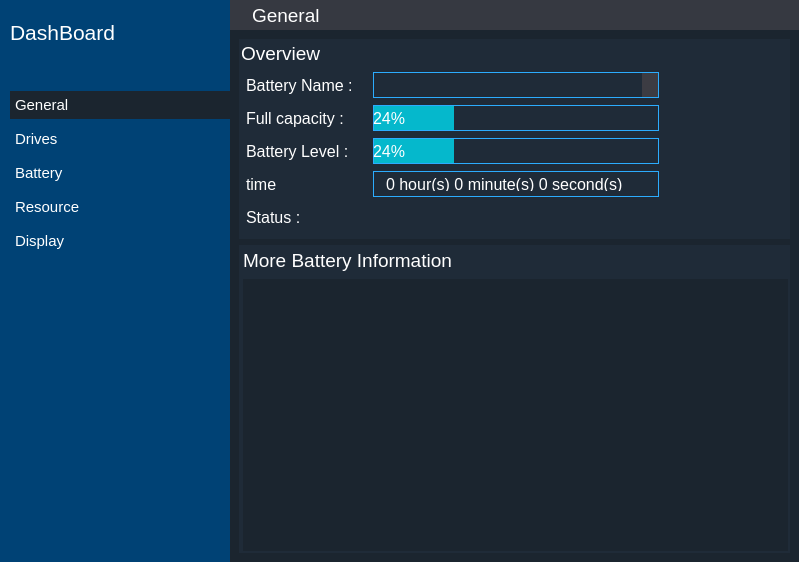
rahmanshaber/corebox, file app/dashboard/dashboard.ui: the form before one commit.
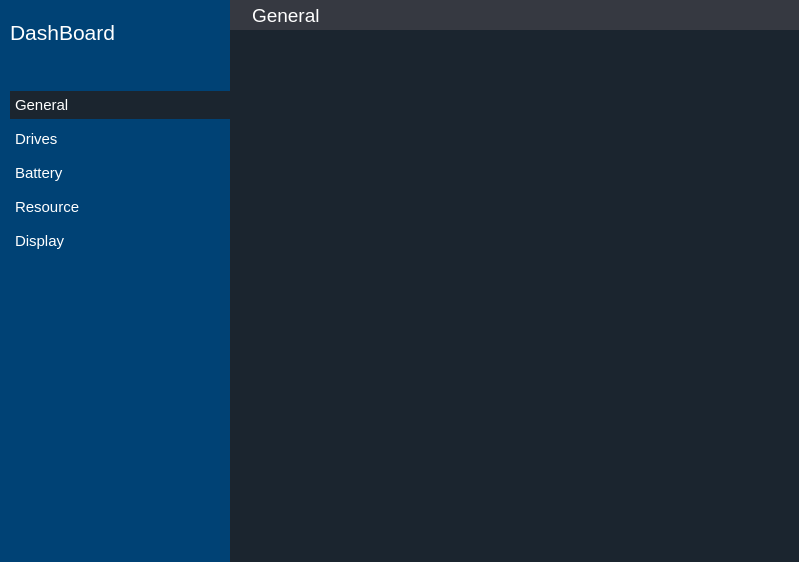
The form after the commit. The open tabs and pages were chosen to show the change. Icons and pictures are not drawn.

The edit to the form file:
```diff
--- a/app/dashboard/dashboard.ui
+++ b/app/dashboard/dashboard.ui
@@ -889,617 +889,7 @@
       </layout>
      </widget>
      <widget class="QWidget" name="pageBattery">
-      <layout class="QVBoxLayout" name="verticalLayout_2">
-       <item>
-        <widget class="QFrame" name="overview_2">
-         <property name="sizePolicy">
-          <sizepolicy hsizetype="Minimum" vsizetype="Expanding">
-           <horstretch>0</horstretch>
-           <verstretch>0</verstretch>
-          </sizepolicy>
-         </property>
-         <property name="maximumSize">
-          <size>
-           <width>16777215</width>
-           <height>200</height>
-          </size>
-         </property>
-         <property name="styleSheet">
-          <string notr="true">QWidget{
-background-color:#1F2B38;
-color:#ffffff;
-}</string>
-         </property>
-         <layout class="QGridLayout" name="overview">
-          <property name="leftMargin">
-           <number>2</number>
-          </property>
-          <property name="topMargin">
-           <number>2</number>
-          </property>
-          <property name="rightMargin">
-           <number>0</number>
-          </property>
-          <property name="bottomMargin">
-           <number>2</number>
-          </property>
-          <property name="horizontalSpacing">
-           <number>0</number>
-          </property>
-          <item row="5" column="3">
-           <widget class="QLabel" name="statusEdit">
-            <property name="sizePolicy">
-             <sizepolicy hsizetype="Expanding" vsizetype="Preferred">
-              <horstretch>0</horstretch>
-              <verstretch>0</verstretch>
-             </sizepolicy>
-            </property>
-            <property name="minimumSize">
-             <size>
-              <width>0</width>
-              <height>26</height>
-             </size>
-            </property>
-            <property name="maximumSize">
-             <size>
-              <width>16777215</width>
-              <height>26</height>
-             </size>
-            </property>
-            <property name="font">
-             <font>
-              <pointsize>12</pointsize>
-             </font>
-            </property>
-            <property name="styleSheet">
-             <string notr="true"/>
-            </property>
-            <property name="text">
-             <string/>
-            </property>
-           </widget>
-          </item>
-          <item row="3" column="1">
-           <widget class="QLabel" name="lvlLbl">
-            <property name="sizePolicy">
-             <sizepolicy hsizetype="Fixed" vsizetype="Minimum">
-              <horstretch>0</horstretch>
-              <verstretch>0</verstretch>
-             </sizepolicy>
-            </property>
-            <property name="minimumSize">
-             <size>
-              <width>0</width>
-              <height>26</height>
-             </size>
-            </property>
-            <property name="maximumSize">
-             <size>
-              <width>16777215</width>
-              <height>26</height>
-             </size>
-            </property>
-            <property name="font">
-             <font>
-              <pointsize>12</pointsize>
-             </font>
-            </property>
-            <property name="text">
-             <string>Battery Level :</string>
-            </property>
-           </widget>
-          </item>
-          <item row="5" column="1">
-           <widget class="QLabel" name="statusLbl">
-            <property name="sizePolicy">
-             <sizepolicy hsizetype="Fixed" vsizetype="Minimum">
-              <horstretch>0</horstretch>
-              <verstretch>0</verstretch>
-             </sizepolicy>
-            </property>
-            <property name="minimumSize">
-             <size>
-              <width>0</width>
-              <height>26</height>
-             </size>
-            </property>
-            <property name="maximumSize">
-             <size>
-              <width>16777215</width>
-              <height>26</height>
-             </size>
-            </property>
-            <property name="font">
-             <font>
-              <pointsize>12</pointsize>
-             </font>
-            </property>
-            <property name="text">
-             <string>Status :</string>
-            </property>
-           </widget>
-          </item>
-          <item row="2" column="1">
-           <widget class="QLabel" name="label_2">
-            <property name="sizePolicy">
-             <sizepolicy hsizetype="Fixed" vsizetype="Minimum">
-              <horstretch>0</horstretch>
-              <verstretch>0</verstretch>
-             </sizepolicy>
-            </property>
-            <property name="minimumSize">
-             <size>
-              <width>0</width>
-              <height>26</height>
-             </size>
-            </property>
-            <property name="maximumSize">
-             <size>
-              <width>16777215</width>
-              <height>26</height>
-             </size>
-            </property>
-            <property name="font">
-             <font>
-              <pointsize>12</pointsize>
-             </font>
-            </property>
-            <property name="text">
-             <string>Full capacity :</string>
-            </property>
-           </widget>
-          </item>
-          <item row="1" column="1">
-           <widget class="QLabel" name="label_6">
-            <property name="sizePolicy">
-             <sizepolicy hsizetype="Fixed" vsizetype="Preferred">
-              <horstretch>0</horstretch>
-              <verstretch>0</verstretch>
-             </sizepolicy>
-            </property>
-            <property name="minimumSize">
-             <size>
-              <width>0</width>
-              <height>26</height>
-             </size>
-            </property>
-            <property name="maximumSize">
-             <size>
-              <width>16777215</width>
-              <height>26</height>
-             </size>
-            </property>
-            <property name="font">
-             <font>
-              <pointsize>12</pointsize>
-             </font>
-            </property>
-            <property name="text">
-             <string>Battery Name :</string>
-            </property>
-           </widget>
-          </item>
-          <item row="1" column="2" rowspan="5">
-           <spacer name="horizontalSpacer_5">
-            <property name="orientation">
-             <enum>Qt::Horizontal</enum>
-            </property>
-            <property name="sizeType">
-             <enum>QSizePolicy::Fixed</enum>
-            </property>
-            <property name="sizeHint" stdset="0">
-             <size>
-              <width>20</width>
-              <height>20</height>
-             </size>
-            </property>
-           </spacer>
-          </item>
-          <item row="4" column="3">
-           <widget class="QDateTimeEdit" name="timerEdit">
-            <property name="sizePolicy">
-             <sizepolicy hsizetype="Expanding" vsizetype="Fixed">
-              <horstretch>0</horstretch>
-              <verstretch>0</verstretch>
-             </sizepolicy>
-            </property>
-            <property name="minimumSize">
-             <size>
-              <width>0</width>
-              <height>26</height>
-             </size>
-            </property>
-            <property name="maximumSize">
-             <size>
-              <width>16777215</width>
-              <height>26</height>
-             </size>
-            </property>
-            <property name="font">
-             <font>
-              <pointsize>12</pointsize>
-             </font>
-            </property>
-            <property name="styleSheet">
-             <string notr="true">QDateTimeEdit {
-    border: 1px solid #2CACFE;
-    padding: 5px 5px 5px 10px;
-}
-</string>
-            </property>
-            <property name="wrapping">
-             <bool>false</bool>
-            </property>
-            <property name="readOnly">
-             <bool>true</bool>
-            </property>
-            <property name="buttonSymbols">
-             <enum>QAbstractSpinBox::NoButtons</enum>
-            </property>
-            <property name="specialValueText">
-             <string notr="true"/>
-            </property>
-            <property name="accelerated">
-             <bool>false</bool>
-            </property>
-            <property name="displayFormat">
-             <string>h 'hour(s)' m 'minute(s)' s 'second(s)'</string>
-            </property>
-           </widget>
-          </item>
-          <item row="3" column="3">
-           <widget class="QProgressBar" name="lvlProgress">
-            <property name="sizePolicy">
-             <sizepolicy hsizetype="Expanding" vsizetype="Minimum">
-              <horstretch>0</horstretch>
-              <verstretch>0</verstretch>
-             </sizepolicy>
-            </property>
-            <property name="minimumSize">
-             <size>
-              <width>0</width>
-              <height>26</height>
-             </size>
-            </property>
-            <property name="maximumSize">
-             <size>
-              <width>16777215</width>
-              <height>26</height>
-             </size>
-            </property>
-            <property name="font">
-             <font>
-              <pointsize>12</pointsize>
-             </font>
-            </property>
-            <property name="styleSheet">
-             <string notr="true">QProgressBar {
-    border: 1px solid #2CACFE;
-}
-
-QProgressBar::chunk {
-    background-color: #05B8CC;
-    width: 20px;
-}</string>
-            </property>
-            <property name="value">
-             <number>24</number>
-            </property>
-            <property name="alignment">
-             <set>Qt::AlignLeading|Qt::AlignLeft|Qt::AlignVCenter</set>
-            </property>
-           </widget>
-          </item>
-          <item row="1" column="0" rowspan="5">
-           <spacer name="horizontalSpacer_10">
-            <property name="orientation">
-             <enum>Qt::Horizontal</enum>
-            </property>
-            <property name="sizeType">
-             <enum>QSizePolicy::Fixed</enum>
-            </property>
-            <property name="sizeHint" stdset="0">
-             <size>
-              <width>5</width>
-              <height>138</height>
-             </size>
-            </property>
-           </spacer>
-          </item>
-          <item row="4" column="1">
-           <widget class="QLabel" name="timerLblEdit">
-            <property name="sizePolicy">
-             <sizepolicy hsizetype="Fixed" vsizetype="Minimum">
-              <horstretch>0</horstretch>
-              <verstretch>0</verstretch>
-             </sizepolicy>
-            </property>
-            <property name="minimumSize">
-             <size>
-              <width>0</width>
-              <height>26</height>
-             </size>
-            </property>
-            <property name="maximumSize">
-             <size>
-              <width>16777215</width>
-              <height>26</height>
-             </size>
-            </property>
-            <property name="font">
-             <font>
-              <pointsize>12</pointsize>
-             </font>
-            </property>
-            <property name="text">
-             <string>time</string>
-            </property>
-           </widget>
-          </item>
-          <item row="2" column="3">
-           <widget class="QProgressBar" name="capacityProgress">
-            <property name="sizePolicy">
-             <sizepolicy hsizetype="Expanding" vsizetype="Expanding">
-              <horstretch>0</horstretch>
-              <verstretch>0</verstretch>
-             </sizepolicy>
-            </property>
-            <property name="minimumSize">
-             <size>
-              <width>0</width>
-              <height>26</height>
-             </size>
-            </property>
-            <property name="maximumSize">
-             <size>
-              <width>16777215</width>
-              <height>26</height>
-             </size>
-            </property>
-            <property name="font">
-             <font>
-              <pointsize>12</pointsize>
-             </font>
-            </property>
-            <property name="toolTip">
-             <string>Maximum capacity. Low rate indicate battery faillure due to old age.</string>
-            </property>
-            <property name="styleSheet">
-             <string notr="true">QProgressBar {
-    border: 1px solid #2CACFE;
-}
-
-QProgressBar::chunk {
-    background-color: #05B8CC;
-    width: 20px;
-}</string>
-            </property>
-            <property name="value">
-             <number>24</number>
-            </property>
-            <property name="alignment">
-             <set>Qt::AlignLeading|Qt::AlignLeft|Qt::AlignVCenter</set>
-            </property>
-            <property name="textVisible">
-             <bool>true</bool>
-            </property>
-            <property name="invertedAppearance">
-             <bool>false</bool>
-            </property>
-            <property name="textDirection">
-             <enum>QProgressBar::BottomToTop</enum>
-            </property>
-            <property name="format">
-             <string notr="true">%p%</string>
-            </property>
-           </widget>
-          </item>
-          <item row="1" column="3">
-           <widget class="QComboBox" name="batteriesList">
-            <property name="sizePolicy">
-             <sizepolicy hsizetype="Expanding" vsizetype="Fixed">
-              <horstretch>0</horstretch>
-              <verstretch>0</verstretch>
-             </sizepolicy>
-            </property>
-            <property name="minimumSize">
-             <size>
-              <width>0</width>
-              <height>26</height>
-             </size>
-            </property>
-            <property name="maximumSize">
-             <size>
-              <width>16777215</width>
-              <height>26</height>
-             </size>
-            </property>
-            <property name="font">
-             <font>
-              <pointsize>12</pointsize>
-             </font>
-            </property>
-            <property name="styleSheet">
-             <string notr="true">QComboBox {
-    border: 1px solid #2CACFE;
-    padding: 5px 5px 5px 10px;
-}
-QComboBox QAbstractItemView {
-    background-color: #546070;
-    color: #000000;
-    selection-background-color: #F1A873;
-}
-QComboBox::drop-down {
-    background-color: #3C3C43;
-}</string>
-            </property>
-            <property name="insertPolicy">
-             <enum>QComboBox::NoInsert</enum>
-            </property>
-            <property name="sizeAdjustPolicy">
-             <enum>QComboBox::AdjustToContentsOnFirstShow</enum>
-            </property>
-            <property name="frame">
-             <bool>true</bool>
-            </property>
-           </widget>
-          </item>
-          <item row="1" column="4" rowspan="5">
-           <spacer name="horizontalSpacer_4">
-            <property name="orientation">
-             <enum>Qt::Horizontal</enum>
-            </property>
-            <property name="sizeType">
-             <enum>QSizePolicy::MinimumExpanding</enum>
-            </property>
-            <property name="sizeHint" stdset="0">
-             <size>
-              <width>40</width>
-              <height>20</height>
-             </size>
-            </property>
-           </spacer>
-          </item>
-          <item row="0" column="0" colspan="5">
-           <widget class="QLabel" name="label_8">
-            <property name="sizePolicy">
-             <sizepolicy hsizetype="Preferred" vsizetype="Fixed">
-              <horstretch>0</horstretch>
-              <verstretch>0</verstretch>
-             </sizepolicy>
-            </property>
-            <property name="font">
-             <font>
-              <pointsize>14</pointsize>
-              <weight>50</weight>
-              <bold>false</bold>
-             </font>
-            </property>
-            <property name="text">
-             <string>Overview</string>
-            </property>
-           </widget>
-          </item>
-         </layout>
-        </widget>
-       </item>
-       <item>
-        <widget class="QFrame" name="morinfo">
-         <property name="sizePolicy">
-          <sizepolicy hsizetype="Preferred" vsizetype="Expanding">
-           <horstretch>0</horstretch>
-           <verstretch>0</verstretch>
-          </sizepolicy>
-         </property>
-         <property name="styleSheet">
-          <string notr="true">QWidget{
-background-color:#1F2B38;
-color:#ffffff;
-}</string>
-         </property>
-         <layout class="QGridLayout" name="gridLayout_3">
-          <property name="leftMargin">
-           <number>4</number>
-          </property>
-          <property name="topMargin">
-           <number>2</number>
-          </property>
-          <property name="rightMargin">
-           <number>2</number>
-          </property>
-          <property name="bottomMargin">
-           <number>2</number>
-          </property>
-          <property name="horizontalSpacing">
-           <number>0</number>
-          </property>
-          <item row="0" column="0" colspan="2">
-           <widget class="QLabel" name="label_7">
-            <property name="sizePolicy">
-             <sizepolicy hsizetype="Expanding" vsizetype="Preferred">
-              <horstretch>0</horstretch>
-              <verstretch>0</verstretch>
-             </sizepolicy>
-            </property>
-            <property name="minimumSize">
-             <size>
-              <width>0</width>
-              <height>26</height>
-             </size>
-            </property>
-            <property name="maximumSize">
-             <size>
-              <width>16777215</width>
-              <height>26</height>
-             </size>
-            </property>
-            <property name="font">
-             <font>
-              <pointsize>14</pointsize>
-              <weight>50</weight>
-              <bold>false</bold>
-             </font>
-            </property>
-            <property name="text">
-             <string>More Battery Information</string>
-            </property>
-           </widget>
-          </item>
-          <item row="0" column="2">
-           <widget class="QPushButton" name="refresh">
-            <property name="sizePolicy">
-             <sizepolicy hsizetype="Minimum" vsizetype="Minimum">
-              <horstretch>0</horstretch>
-              <verstretch>0</verstretch>
-             </sizepolicy>
-            </property>
-            <property name="minimumSize">
-             <size>
-              <width>26</width>
-              <height>26</height>
-             </size>
-            </property>
-            <property name="maximumSize">
-             <size>
-              <width>26</width>
-              <height>26</height>
-             </size>
-            </property>
-            <property name="text">
-             <string/>
-            </property>
-            <property name="icon">
-             <iconset resource="../icons.qrc">
-              <normaloff>:/icons/refresh_w.svg</normaloff>:/icons/refresh_w.svg</iconset>
-            </property>
-            <property name="iconSize">
-             <size>
-              <width>20</width>
-              <height>20</height>
-             </size>
-            </property>
-            <property name="flat">
-             <bool>true</bool>
-            </property>
-           </widget>
-          </item>
-          <item row="1" column="0" colspan="3">
-           <widget class="QListView" name="batProperties">
-            <property name="font">
-             <font>
-              <family>Ubuntu Mono</family>
-              <pointsize>11</pointsize>
-             </font>
-            </property>
-            <property name="styleSheet">
-             <string notr="true">QWidget{background-color: #1B252F; ;color: #ffffff;padding: 5px 5px 5px 5px;}</string>
-            </property>
-           </widget>
-          </item>
-         </layout>
-        </widget>
-       </item>
-      </layout>
+      <layout class="QVBoxLayout" name="pBatteryLayout"/>
      </widget>
      <widget class="QWidget" name="pageResource"/>
      <widget class="QWidget" name="pageDisplay">
```
Left out of the diff: 446 changed lines with no effect on the pictures.
